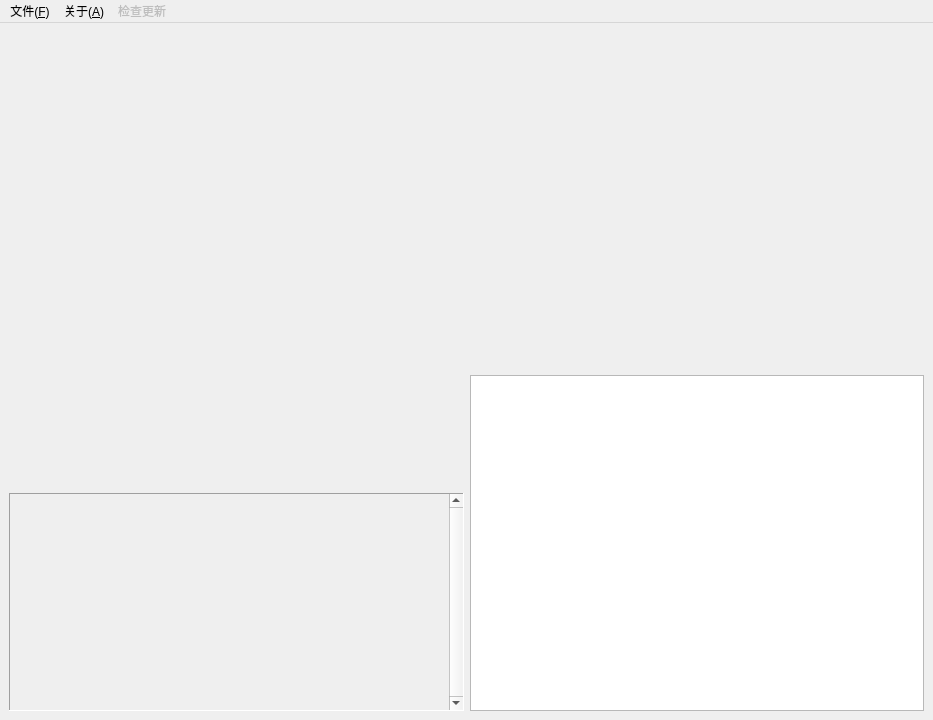
First picture: the form in gui/src/MainWindow.ui, repository kendryte/BurningTool, before the edit.
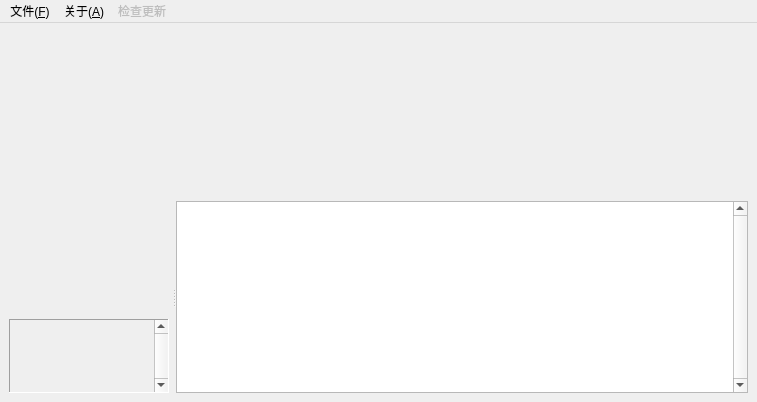
Second picture: the form after the edit. Icons and pictures are not drawn. Custom widgets are drawn as their Qt base class.

Patch:
```diff
--- a/gui/src/MainWindow.ui
+++ b/gui/src/MainWindow.ui
@@ -6,16 +6,10 @@
    <rect>
     <x>0</x>
     <y>0</y>
-    <width>933</width>
-    <height>720</height>
+    <width>757</width>
+    <height>402</height>
    </rect>
   </property>
-  <property name="minimumSize">
-   <size>
-    <width>540</width>
-    <height>720</height>
-   </size>
-  </property>
   <property name="windowTitle">
    <string>Kendryte buring tool</string>
   </property>
@@ -29,21 +23,25 @@
      <widget class="SettingsWindow" name="settingsWindow" native="true">
       <property name="minimumSize">
        <size>
-        <width>300</width>
-        <height>200</height>
+        <width>0</width>
+        <height>50</height>
        </size>
       </property>
      </widget>
     </item>
     <item>
      <widget class="QSplitter" name="mainSplitter">
+      <property name="lineWidth">
+       <number>5</number>
+      </property>
       <property name="orientation">
        <enum>Qt::Horizontal</enum>
       </property>
-      <widget class="QWidget" name="horizontalLayoutWidget">
-       <layout class="QHBoxLayout" name="horizontalLayout">
-        <item>
+      <widget class="QWidget" name="layoutWidget">
          <layout class="QVBoxLayout" name="mainContainer">
+        <property name="rightMargin">
+         <number>3</number>
+        </property>
           <item>
            <widget class="BuringControlWindow" name="burnControlWindow" native="true">
             <property name="minimumSize">
@@ -76,8 +74,8 @@
               <rect>
                <x>0</x>
                <y>0</y>
-               <width>433</width>
-               <height>213</height>
+             <width>115</width>
+             <height>72</height>
               </rect>
              </property>
              <layout class="QVBoxLayout" name="burnJobListView">
@@ -117,19 +115,18 @@
            </widget>
           </item>
          </layout>
-        </item>
-        <item>
+      </widget>
          <widget class="LoggerWindow" name="textLog">
-          <property name="undoRedoEnabled">
-           <bool>false</bool>
+       <property name="verticalScrollBarPolicy">
+        <enum>Qt::ScrollBarAlwaysOn</enum>
+       </property>
+       <property name="lineWrapMode">
+        <enum>QTextEdit::NoWrap</enum>
           </property>
           <property name="readOnly">
            <bool>true</bool>
           </property>
          </widget>
-        </item>
-       </layout>
-      </widget>
      </widget>
     </item>
    </layout>
@@ -139,8 +136,8 @@
     <rect>
      <x>0</x>
      <y>0</y>
-     <width>933</width>
-     <height>22</height>
+     <width>757</width>
+     <height>17</height>
     </rect>
    </property>
    <widget class="QMenu" name="menuF_ile">
@@ -160,7 +157,7 @@
     <addaction name="btnOpenRelease"/>
     <addaction name="btnOpenWebsite"/>
    </widget>
-   <widget class="QMenu" name="btnUpdate">
+   <widget class="UpdateButton" name="btnUpdate">
     <property name="enabled">
      <bool>false</bool>
     </property>
@@ -257,6 +254,11 @@
    <header>widgets/BuringControlWindow.h</header>
    <container>1</container>
   </customwidget>
+  <customwidget>
+   <class>UpdateButton</class>
+   <extends>QMenu</extends>
+   <header>common/UpdateChecker.h</header>
+  </customwidget>
  </customwidgets>
  <resources>
   <include location="../resources/main.qrc"/>
```
Left out of the diff: 8 changed lines with no effect on the pictures. Lines whose indentation alone changed are shown as unchanged.
